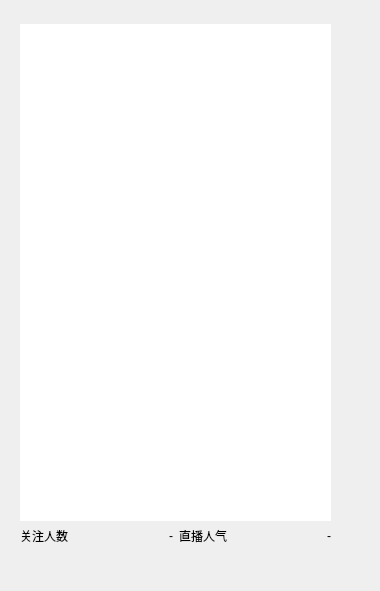
This is src/modules/danmu_display/ui/danmu_window.ui in Fidelxyz/bilibili-live-danmuku as Qt 5 draws it before an edit. The edited form follows.
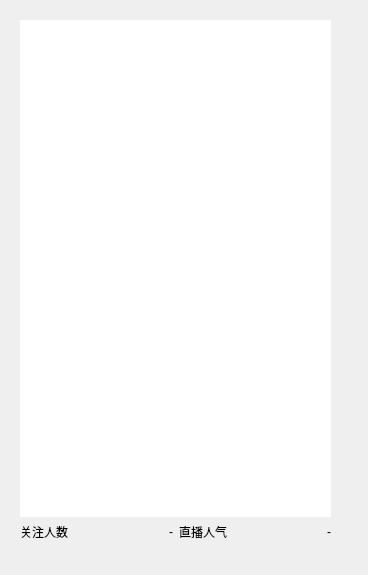
This is the edited form.

Diff of the .ui file:
```diff
--- a/src/modules/danmu_display/ui/danmu_window.ui
+++ b/src/modules/danmu_display/ui/danmu_window.ui
@@ -6,21 +6,33 @@
    <rect>
     <x>0</x>
     <y>0</y>
-    <width>380</width>
-    <height>591</height>
+    <width>368</width>
+    <height>575</height>
    </rect>
   </property>
   <property name="windowTitle">
    <string>DanmuDisplay</string>
   </property>
-  <property name="windowOpacity">
-   <double>0.700000000000000</double>
+  <widget class="QFrame" name="frame_window">
+   <property name="geometry">
+    <rect>
+     <x>0</x>
+     <y>0</y>
+     <width>361</width>
+     <height>581</height>
+    </rect>
+   </property>
+   <property name="sizePolicy">
+    <sizepolicy hsizetype="Maximum" vsizetype="Maximum">
+     <horstretch>0</horstretch>
+     <verstretch>0</verstretch>
+    </sizepolicy>
   </property>
   <widget class="QWidget" name="verticalLayoutWidget">
    <property name="geometry">
     <rect>
      <x>10</x>
-     <y>14</y>
+      <y>10</y>
      <width>331</width>
      <height>541</height>
     </rect>
@@ -99,6 +111,7 @@
      </layout>
     </item>
    </layout>
+   </widget>
   </widget>
  </widget>
  <resources/>
```
Lines whose indentation alone changed are shown as unchanged.
